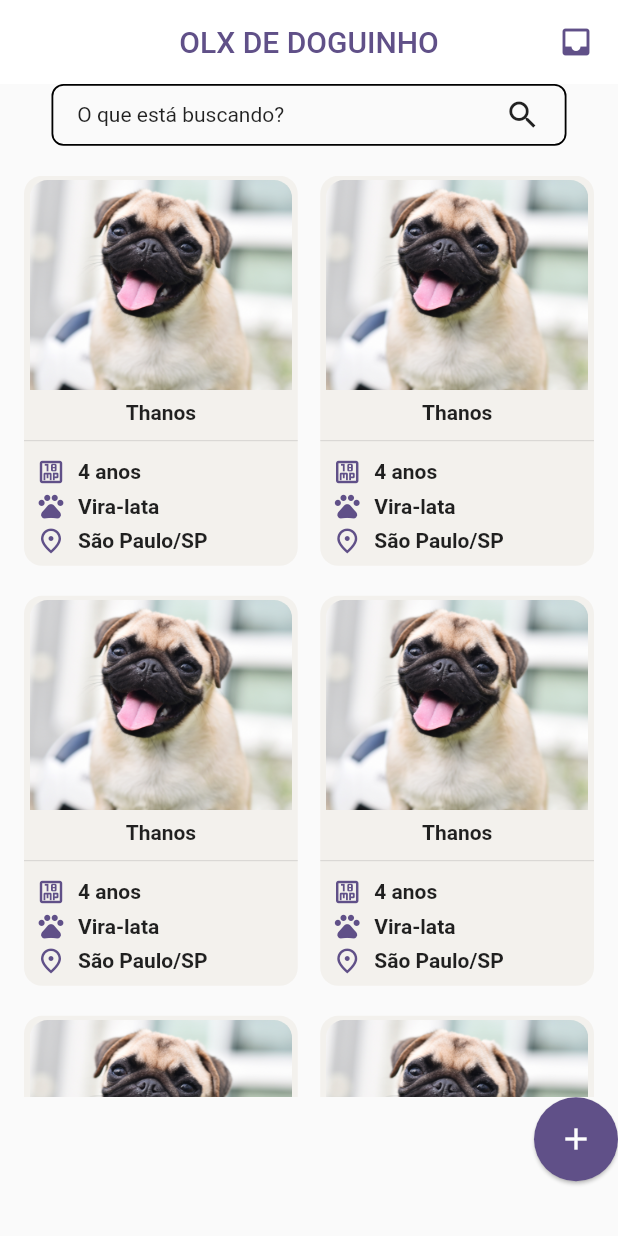
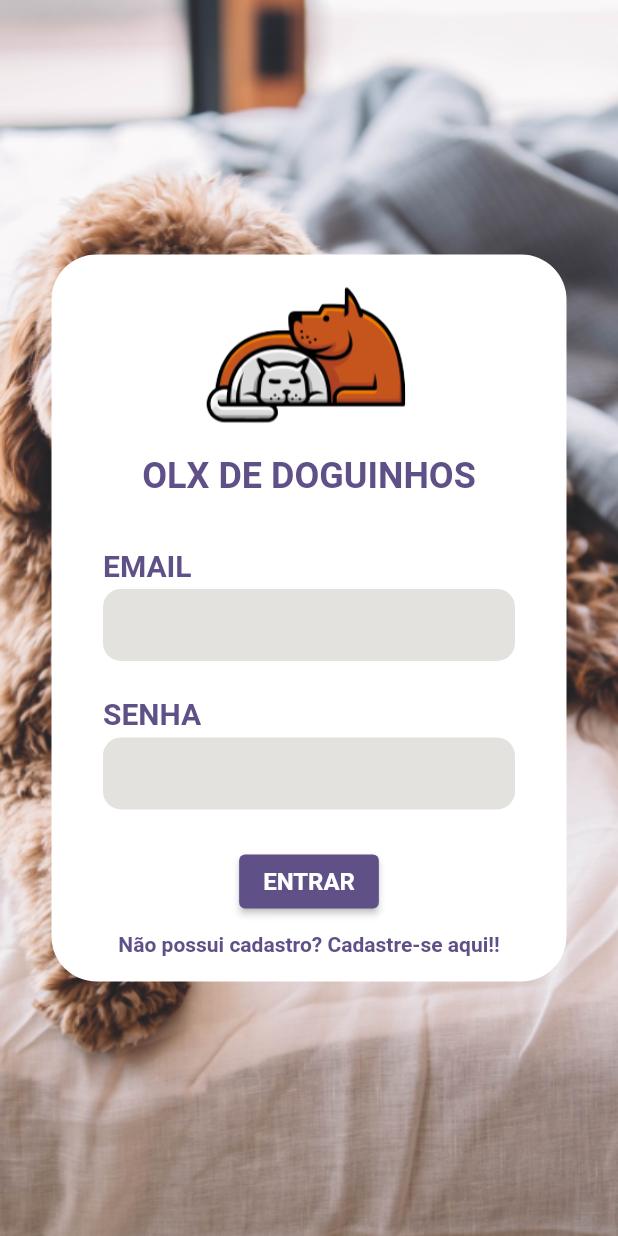
Before and after one commit to RoleDoElevador/Projeto_sistemas_distribuidos_FRONT-END, a Flutter app: the screen it shows after launch, on a phone screen of 412 x 824 dp. Run offline on Flutter 3.47's test engine with Material 2 defaults, Android fonts, the phone set to English and light mode, and no system bars; our stand-ins replace bloc, flutter_bloc, image_picker.

Commit message:
tela de login e cadastro + Cubit

```diff
--- a/projeto_sistemas_distribuidos/lib/cadastro-pet/components/homePage.dart
+++ b/projeto_sistemas_distribuidos/lib/cadastro-pet/components/homePage.dart
@@ -37,6 +37,17 @@ class _HomePageState extends State<HomePage> {
             ),
             extendBodyBehindAppBar: false,
             body: _buildBody(),
+            floatingActionButton: Container(
+              alignment: Alignment.bottomRight,
+              child: FloatingActionButton(
+                backgroundColor: Color.fromRGBO(96, 80, 136, 1),
+                onPressed: () {
+                  Navigator.of(context).pushNamed(CadastroPet.ROUTE, arguments: _bloc);
+                },
+                child: Icon(Icons.add),
+                elevation: 1,
+              ),
+            ),
           );
         },
       ),
@@ -75,7 +86,7 @@ class _HomePageState extends State<HomePage> {
         _buildBarraPesquisa(),
         new Container(
           width: MediaQuery.of(context).size.width,
-          height: MediaQuery.of(context).size.height / 1.299,
+          height: MediaQuery.of(context).size.height / 1.2,
           padding: EdgeInsets.only(top: 20),
           child: BlocBuilder<CadastroPetCubit, CadastroPetModel>(
             builder: (context, state) {
@@ -91,7 +102,8 @@ class _HomePageState extends State<HomePage> {
                   itemBuilder: (BuildContext context, int index) {
                     return GestureDetector(
                       onTap: () {
-                         Navigator.pushNamed(context, DetalhePet.ROUTE, arguments: _bloc);
+                        Navigator.pushNamed(context, DetalhePet.ROUTE,
+                            arguments: _bloc);
                       },
                       child: Container(
                         padding: EdgeInsets.only(bottom: 4),
@@ -133,17 +145,6 @@ class _HomePageState extends State<HomePage> {
                     );
                   });
             },
-          ),
-        ),
-        Container(
-          alignment: Alignment.bottomRight,
-          child: FloatingActionButton(
-            backgroundColor: Color.fromRGBO(96, 80, 136, 1),
-            onPressed: () {
-              Navigator.of(context).pushNamed(CadastroPet.ROUTE, arguments: _bloc);
-            },
-            child: Icon(Icons.add),
-            elevation: 1,
           ),
         ),
       ],
--- /dev/null
+++ b/projeto_sistemas_distribuidos/lib/login/bloc/login-cubit-action.dart
@@ -0,0 +1 @@
+abstract class LoginCubitAction {}
--- /dev/null
+++ b/projeto_sistemas_distribuidos/lib/login/bloc/login-cubit-model.dart
@@ -0,0 +1 @@
+class LoginModel {}
--- /dev/null
+++ b/projeto_sistemas_distribuidos/lib/login/bloc/login_bloc.dart
@@ -0,0 +1,10 @@
+import 'package:bloc/bloc.dart';
+import 'package:projeto_sistemas_distribuidos/login/bloc/login-cubit-action.dart';
+import 'package:projeto_sistemas_distribuidos/login/bloc/login-cubit-model.dart';
+
+class LoginCubit extends Cubit<LoginModel>
+    implements LoginCubitAction {
+  LoginCubit() : super(new LoginModel());
+
+
+}
--- /dev/null
+++ b/projeto_sistemas_distribuidos/lib/login/components/login.dart
@@ -0,0 +1,141 @@
+import 'package:flutter/material.dart';
+import 'package:projeto_sistemas_distribuidos/cadastro-pet/components/homePage.dart';
+import 'package:projeto_sistemas_distribuidos/login/bloc/login_bloc.dart';
+import 'package:flutter_bloc/flutter_bloc.dart';
+import 'package:projeto_sistemas_distribuidos/login/components/cadastroUsuario.dart';
+
+class LoginPage extends StatefulWidget {
+  const LoginPage({Key? key}) : super(key: key);
+  static String ROUTE = "/login";
+
+  @override
+  _LoginPageState createState() => _LoginPageState();
+}
+
+class _LoginPageState extends State<LoginPage> {
+  LoginCubit? _bloc;
+  TextEditingController controladorEmail = new TextEditingController();
+  TextEditingController controladorSenha = new TextEditingController();
+
+  @override
+  Widget build(BuildContext context) {
+    _bloc = LoginCubit();
+
+    return BlocProvider(
+      create: (BuildContext context) {
+        _bloc = LoginCubit();
+
+        return _bloc!;
+      },
+      child: Scaffold(body: _buildBody()),
+    );
+  }
+
+  Widget _buildBody() {
+    return new Container(
+      alignment: Alignment.center,
+      decoration: BoxDecoration(
+          image: DecorationImage(
+        image: AssetImage("assets/imagemFundoLogin.png"),
+        fit: BoxFit.cover,
+      )),
+      child: Container(
+        alignment: Alignment.center,
+        height: MediaQuery.of(context).size.height / 1.7,
+        width: MediaQuery.of(context).size.width / 1.2,
+        decoration: BoxDecoration(
+          color: Colors.white,
+          borderRadius: BorderRadius.circular(30),
+        ),
+        child: new Column(children: [
+          new Container(
+            child: new Container(
+              padding: const EdgeInsets.only(left: 8),
+              child: new Image.asset(
+                "assets/logo.png",
+                scale: 1.5,
+              ),
+            ),
+          ),
+          new Container(
+            padding: const EdgeInsets.only(bottom: 18),
+            child: Text("OLX DE DOGUINHOS", style: TextStyle(fontSize: 24,
+                color: const Color.fromRGBO(96, 80, 136, 1),
+                fontWeight: FontWeight.bold)),
+          ),
+          _retornaCampoForms("EMAIL", controladorEmail),
+          _retornaCampoForms("SENHA", controladorSenha),
+          new Container(
+            padding: EdgeInsets.only(top: 16),
+            child: new ElevatedButton(
+              style: ElevatedButton.styleFrom(
+                  primary: Color.fromRGBO(96, 80, 136, 1)),
+              onPressed: () {
+                Navigator.of(context).pushReplacementNamed(HomePage.ROUTE);
+              },
+              child: new Text(
+                "ENTRAR",
+                style: const TextStyle(
+                  fontSize: 16,
+                  fontWeight: FontWeight.bold,
+                ),
+              ),
+            ),
+          ),
+          new Container(
+            padding: EdgeInsets.only(top: 10),
+            child: GestureDetector(
+              onTap: (){
+                Navigator.of(context).pushNamed(CadastroUsuario.ROUTE, arguments: _bloc);
+              },
+              child: Text(
+                "Não possui cadastro? Cadastre-se aqui!!",
+                style: TextStyle(
+                    color: const Color.fromRGBO(96, 80, 136, 1),
+                    fontWeight: FontWeight.bold),
+              ),
+            ),
+          ),
+        ]),
+      ),
+    );
+  }
+
+  Widget _retornaCampoForms(
+      String nomeCampo, TextEditingController controlador) {
+    return new Container(
+      padding: const EdgeInsets.only(top: 8, bottom: 8),
+      width: MediaQuery.of(context).size.width / 1.5,
+      child: new Column(
+        children: [
+          new Container(
+            padding: const EdgeInsets.only(top: 8, bottom: 4),
+            alignment: Alignment.topLeft,
+            child: new Text(
+              nomeCampo,
+              style: TextStyle(
+                  fontSize: 20,
+                  color: const Color.fromRGBO(96, 80, 136, 1),
+                  fontWeight: FontWeight.bold),
+            ),
+          ),
+          new Container(
+            padding: const EdgeInsets.only(left: 8),
+            decoration: new BoxDecoration(
+              borderRadius: new BorderRadius.circular(12),
+              color: const Color.fromRGBO(228, 226, 222, 1),
+            ),
+            child: new TextField(
+              controller: controlador,
+              cursorColor: Colors.transparent,
+              decoration: new InputDecoration(
+                enabledBorder: InputBorder.none,
+                focusedBorder: InputBorder.none,
+              ),
+            ),
+          ),
+        ],
+      ),
+    );
+  }
+}
--- a/projeto_sistemas_distribuidos/lib/main.dart
+++ b/projeto_sistemas_distribuidos/lib/main.dart
@@ -2,6 +2,8 @@ import 'package:flutter/material.dart';
 import 'package:projeto_sistemas_distribuidos/cadastro-pet/components/cadastro-pet-form.dart';
 import 'package:projeto_sistemas_distribuidos/cadastro-pet/components/chatPet.dart';
 import 'package:projeto_sistemas_distribuidos/cadastro-pet/components/homePage.dart';
+import 'package:projeto_sistemas_distribuidos/login/components/cadastroUsuario.dart';
+import 'package:projeto_sistemas_distribuidos/login/components/login.dart';
 
 import 'cadastro-pet/components/detalhePet.dart';
 
@@ -22,12 +24,14 @@ class MyApp extends StatelessWidget {
         primarySwatch: Colors.blue,
         primaryColor: Color(0xFF605088),
       ),
-      home: HomePage(),
+      home: LoginPage(),
       routes: {
         HomePage.ROUTE: (context) => new HomePage(),
         DetalhePet.ROUTE: (context) => new DetalhePet(),
         CadastroPet.ROUTE: (context) => new CadastroPet(),
         ChatPet.ROUTE: (context) => new ChatPet(),
+        LoginPage.ROUTE: (context) => new LoginPage(),
+        CadastroUsuario.ROUTE: (context) => new CadastroUsuario(),
       },
     );
   }
--- a/projeto_sistemas_distribuidos/pubspec.yaml
+++ b/projeto_sistemas_distribuidos/pubspec.yaml
@@ -62,6 +62,7 @@ flutter:
   assets:
     - assets/cachorro.jpg
     - assets/logo.png
+    - assets/imagemFundoLogin.png
 
   # An image asset can refer to one or more resolution-specific "variants", see
   # https://flutter.dev/assets-and-images/#resolution-aware.
```
Also changed, not shown: projeto_sistemas_distribuidos/lib/login/components/cadastroUsuario.dart (added, +124 -0 lines), projeto_sistemas_distribuidos/assets/imagemFundoLogin.png (added).
